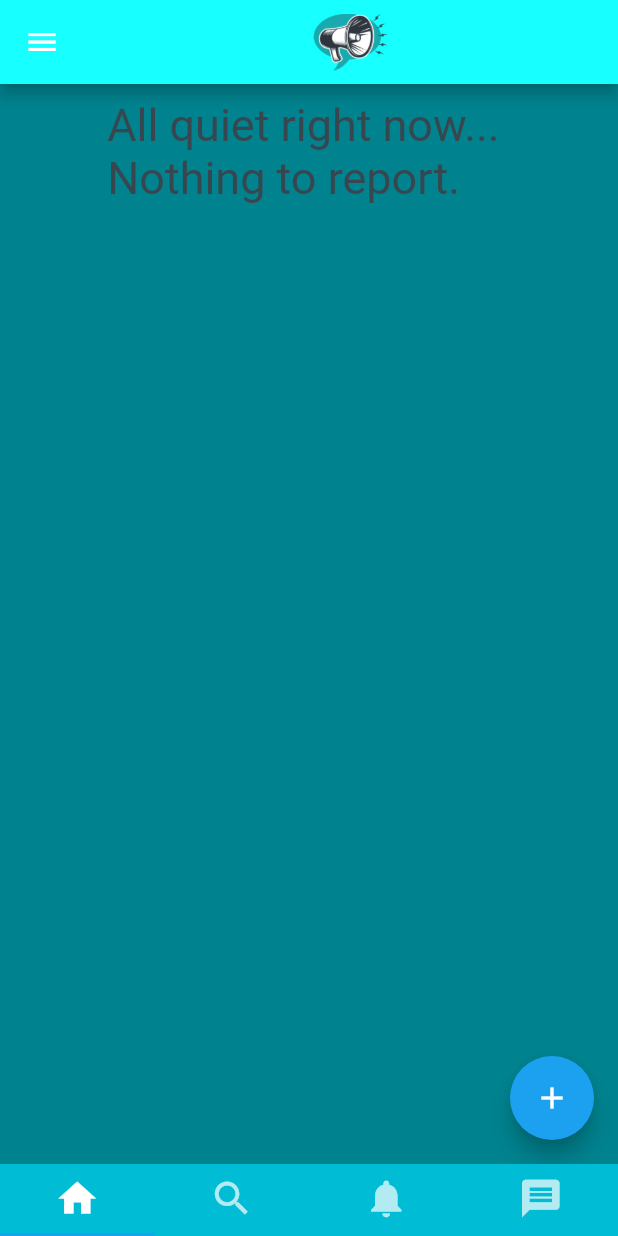
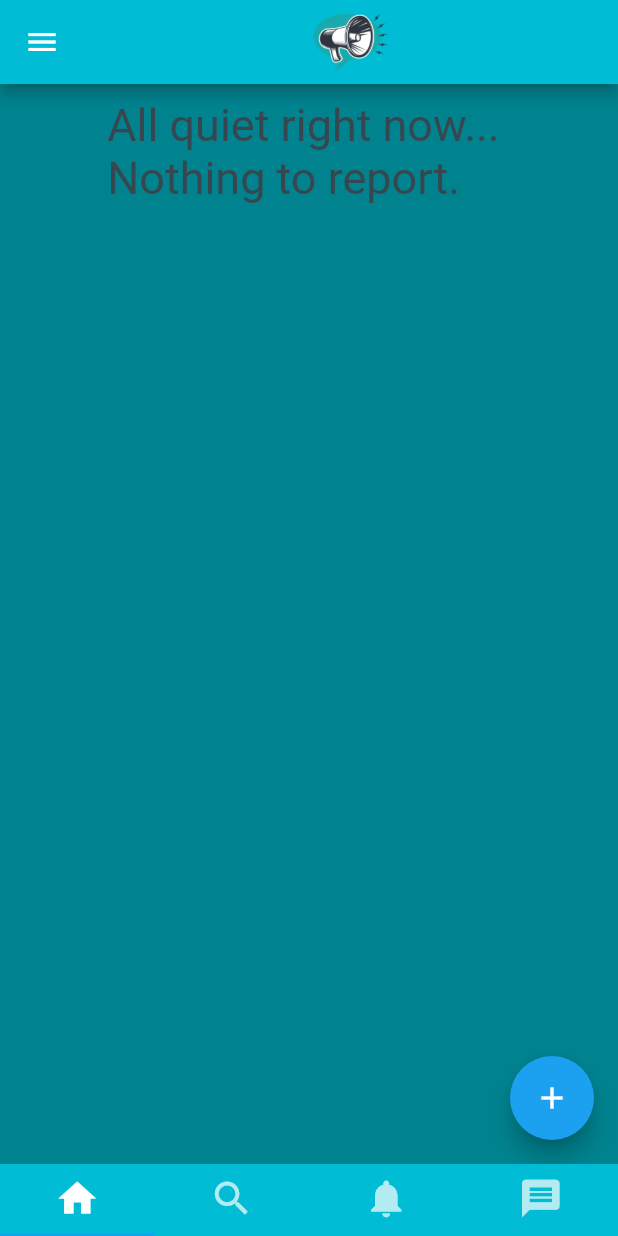
Before and after one commit to MicoT/Module3-OOP, a Flutter app: the MyHome screen opened directly, on a phone screen of 412 x 824 dp. Run offline on Flutter 3.47's test engine with Material 2 defaults, Android fonts, the phone set to English and light mode, and no system bars; statements that could not run were skipped.

Commit message:
Changed backgroundColor from cyanAccent to Cyan

```diff
--- a/lib/home.dart
+++ b/lib/home.dart
@@ -32,7 +32,7 @@ class MyHomeState extends State<MyHome> with SingleTickerProviderStateMixin {
   Widget build(BuildContext context) {
     return new Scaffold(
       appBar: new AppBar(
-        backgroundColor: Colors.cyanAccent,
+        backgroundColor: Colors.cyan,
         title: Center(
           child: Image.asset(
             'assets/logo.png',
```
